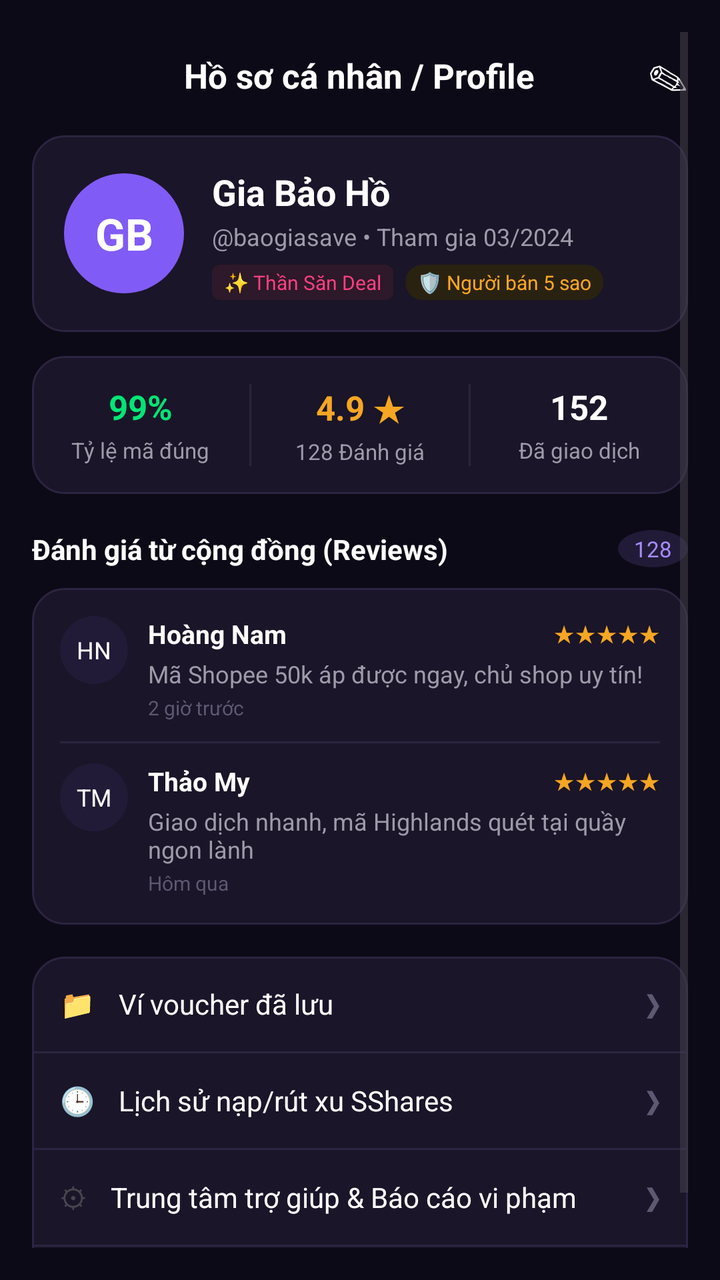
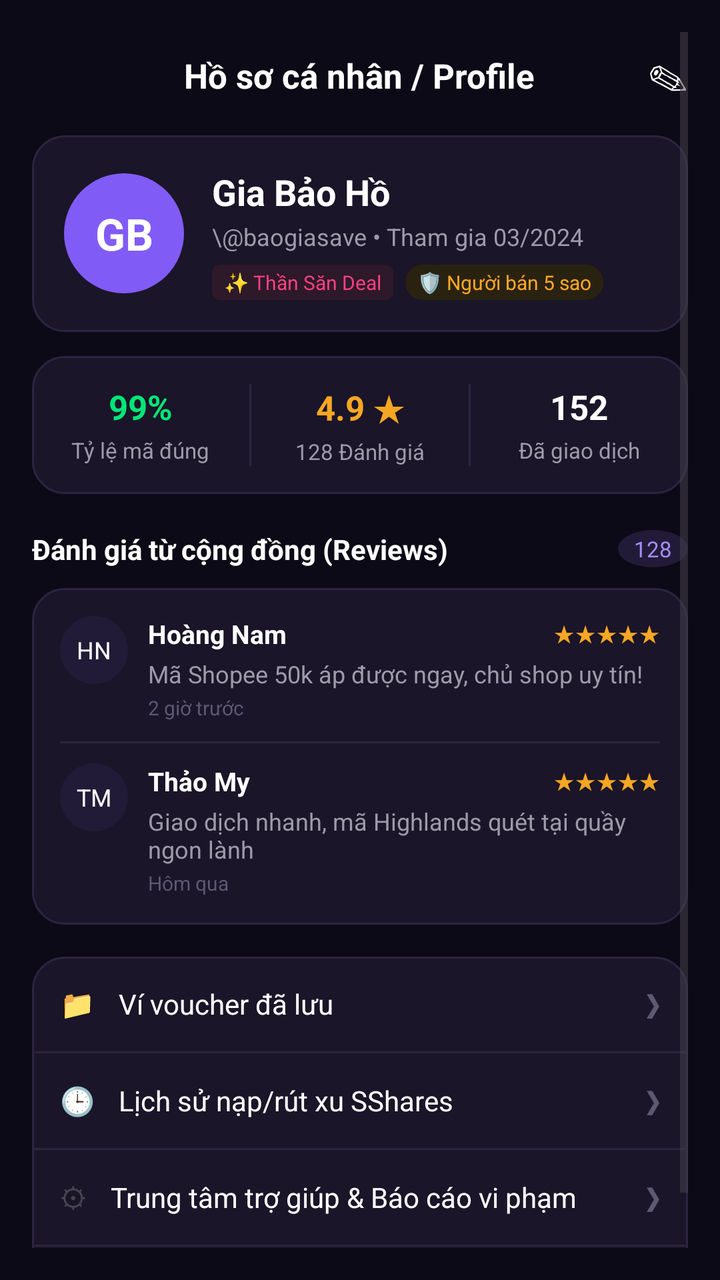

An Android layout rendered at two revisions. The XML below is the earlier revision; the diff shows what the commit changed to produce the second picture.
<!-- AndroidManifest.xml: application theme Theme.SSharing -->
<!-- res/layout/activity_profile.xml -->
<?xml version="1.0" encoding="utf-8"?>
<ScrollView xmlns:android="http://schemas.android.com/apk/res/android"
    android:layout_width="match_parent"
    android:layout_height="match_parent"
    android:background="#0D0A17"
    android:padding="16dp">

    <LinearLayout
        android:layout_width="match_parent"
        android:layout_height="wrap_content"
        android:orientation="vertical">

        
        <RelativeLayout
            android:layout_width="match_parent"
            android:layout_height="wrap_content"
            android:layout_marginTop="8dp">

            <TextView
                android:layout_width="wrap_content"
                android:layout_height="wrap_content"
                android:layout_centerInParent="true"
                android:text="Hồ sơ cá nhân / Profile"
                android:textColor="#FFFFFF"
                android:textSize="17sp"
                android:textStyle="bold" />

            <TextView
                android:layout_width="wrap_content"
                android:layout_height="wrap_content"
                android:layout_alignParentEnd="true"
                android:layout_centerVertical="true"
                android:text="✎"
                android:textColor="#FFFFFF"
                android:textSize="20sp" />
        </RelativeLayout>

        
        <LinearLayout
            android:layout_width="match_parent"
            android:layout_height="wrap_content"
            android:layout_marginTop="16dp"
            android:background="@drawable/bg_card_dark"
            android:gravity="center_vertical"
            android:orientation="horizontal"
            android:padding="16dp">

            <TextView
                android:layout_width="60dp"
                android:layout_height="60dp"
                android:background="@drawable/bg_circle_purple"
                android:gravity="center"
                android:text="GB"
                android:textColor="#FFFFFF"
                android:textSize="22sp"
                android:textStyle="bold" />

            <LinearLayout
                android:layout_width="match_parent"
                android:layout_height="wrap_content"
                android:layout_marginStart="14dp"
                android:orientation="vertical">

                <TextView
                    android:layout_width="wrap_content"
                    android:layout_height="wrap_content"
                    android:text="Gia Bảo Hồ"
                    android:textColor="#FFFFFF"
                    android:textSize="18sp"
                    android:textStyle="bold" />

                <TextView
                    android:layout_width="wrap_content"
                    android:layout_height="wrap_content"
                    android:layout_marginTop="2dp"
                    android:text="@baogiasave • Tham gia 03/2024"
                    android:textColor="#9E9AA9"
                    android:textSize="12sp" />

                <LinearLayout
                    android:layout_width="wrap_content"
                    android:layout_height="wrap_content"
                    android:layout_marginTop="6dp"
                    android:orientation="horizontal">

                    <TextView
                        android:layout_width="wrap_content"
                        android:layout_height="wrap_content"
                        android:background="@drawable/bg_badge_pink"
                        android:paddingHorizontal="6dp"
                        android:paddingVertical="2dp"
                        android:text="✨ Thần Săn Deal"
                        android:textColor="#FF4081"
                        android:textSize="10sp" />

                    <TextView
                        android:layout_width="wrap_content"
                        android:layout_height="wrap_content"
                        android:layout_marginStart="6dp"
                        android:background="@drawable/bg_chip_gold_dark"
                        android:paddingHorizontal="6dp"
                        android:paddingVertical="2dp"
                        android:text="🛡 Người bán 5 sao"
                        android:textColor="#FFA726"
                        android:textSize="10sp" />
                </LinearLayout>
            </LinearLayout>
        </LinearLayout>

        
        <LinearLayout
            android:layout_width="match_parent"
            android:layout_height="wrap_content"
            android:layout_marginTop="12dp"
            android:background="@drawable/bg_card_dark"
            android:orientation="horizontal"
            android:paddingVertical="14dp">

            <LinearLayout
                android:layout_width="0dp"
                android:layout_height="wrap_content"
                android:layout_weight="1"
                android:gravity="center"
                android:orientation="vertical">

                <TextView
                    android:layout_width="wrap_content"
                    android:layout_height="wrap_content"
                    android:text="99%"
                    android:textColor="#00E676"
                    android:textSize="17sp"
                    android:textStyle="bold" />

                <TextView
                    android:layout_width="wrap_content"
                    android:layout_height="wrap_content"
                    android:layout_marginTop="3dp"
                    android:text="Tỷ lệ mã đúng"
                    android:textColor="#9E9AA9"
                    android:textSize="11sp" />
            </LinearLayout>

            <View
                android:layout_width="1dp"
                android:layout_height="match_parent"
                android:background="#2C2442" />

            <LinearLayout
                android:layout_width="0dp"
                android:layout_height="wrap_content"
                android:layout_weight="1"
                android:gravity="center"
                android:orientation="vertical">

                <TextView
                    android:layout_width="wrap_content"
                    android:layout_height="wrap_content"
                    android:text="4.9 ★"
                    android:textColor="#F5A623"
                    android:textSize="17sp"
                    android:textStyle="bold" />

                <TextView
                    android:layout_width="wrap_content"
                    android:layout_height="wrap_content"
                    android:layout_marginTop="3dp"
                    android:text="128 Đánh giá"
                    android:textColor="#9E9AA9"
                    android:textSize="11sp" />
            </LinearLayout>

            <View
                android:layout_width="1dp"
                android:layout_height="match_parent"
                android:background="#2C2442" />

            <LinearLayout
                android:layout_width="0dp"
                android:layout_height="wrap_content"
                android:layout_weight="1"
                android:gravity="center"
                android:orientation="vertical">

                <TextView
                    android:layout_width="wrap_content"
                    android:layout_height="wrap_content"
                    android:text="152"
                    android:textColor="#FFFFFF"
                    android:textSize="17sp"
                    android:textStyle="bold" />

                <TextView
                    android:layout_width="wrap_content"
                    android:layout_height="wrap_content"
                    android:layout_marginTop="3dp"
                    android:text="Đã giao dịch"
                    android:textColor="#9E9AA9"
                    android:textSize="11sp" />
            </LinearLayout>
        </LinearLayout>

        
        <RelativeLayout
            android:layout_width="match_parent"
            android:layout_height="wrap_content"
            android:layout_marginTop="18dp">

            <TextView
                android:layout_width="wrap_content"
                android:layout_height="wrap_content"
                android:text="Đánh giá từ cộng đồng (Reviews)"
                android:textColor="#FFFFFF"
                android:textSize="14sp"
                android:textStyle="bold" />

            <TextView
                android:layout_width="wrap_content"
                android:layout_height="wrap_content"
                android:layout_alignParentEnd="true"
                android:background="@drawable/bg_circle_dark_purple"
                android:paddingHorizontal="8dp"
                android:paddingVertical="2dp"
                android:text="128"
                android:textColor="#A78BFA"
                android:textSize="11sp" />
        </RelativeLayout>

        
        <LinearLayout
            android:layout_width="match_parent"
            android:layout_height="wrap_content"
            android:layout_marginTop="10dp"
            android:background="@drawable/bg_card_dark"
            android:orientation="vertical"
            android:padding="14dp">

            
            <LinearLayout
                android:layout_width="match_parent"
                android:layout_height="wrap_content"
                android:orientation="horizontal">

                <TextView
                    android:layout_width="34dp"
                    android:layout_height="34dp"
                    android:background="@drawable/bg_circle_dark_purple"
                    android:gravity="center"
                    android:text="HN"
                    android:textColor="#FFFFFF"
                    android:textSize="12sp" />

                <LinearLayout
                    android:layout_width="match_parent"
                    android:layout_height="wrap_content"
                    android:layout_marginStart="10dp"
                    android:orientation="vertical">

                    <RelativeLayout
                        android:layout_width="match_parent"
                        android:layout_height="wrap_content">

                        <TextView
                            android:layout_width="wrap_content"
                            android:layout_height="wrap_content"
                            android:text="Hoàng Nam"
                            android:textColor="#FFFFFF"
                            android:textSize="13sp"
                            android:textStyle="bold" />

                        <TextView
                            android:layout_width="wrap_content"
                            android:layout_height="wrap_content"
                            android:layout_alignParentEnd="true"
                            android:text="★★★★★"
                            android:textColor="#F5A623"
                            android:textSize="12sp" />
                    </RelativeLayout>

                    <TextView
                        android:layout_width="wrap_content"
                        android:layout_height="wrap_content"
                        android:layout_marginTop="3dp"
                        android:text="Mã Shopee 50k áp được ngay, chủ shop uy tín!"
                        android:textColor="#9E9AA9"
                        android:textSize="12sp" />

                    <TextView
                        android:layout_width="wrap_content"
                        android:layout_height="wrap_content"
                        android:layout_marginTop="2dp"
                        android:text="2 giờ trước"
                        android:textColor="#5E5873"
                        android:textSize="10sp" />
                </LinearLayout>
            </LinearLayout>

            <View
                android:layout_width="match_parent"
                android:layout_height="1dp"
                android:layout_marginVertical="10dp"
                android:background="#2C2442" />

            
            <LinearLayout
                android:layout_width="match_parent"
                android:layout_height="wrap_content"
                android:orientation="horizontal">

                <TextView
                    android:layout_width="34dp"
                    android:layout_height="34dp"
                    android:background="@drawable/bg_circle_dark_purple"
                    android:gravity="center"
                    android:text="TM"
                    android:textColor="#FFFFFF"
                    android:textSize="12sp" />

                <LinearLayout
                    android:layout_width="match_parent"
                    android:layout_height="wrap_content"
                    android:layout_marginStart="10dp"
                    android:orientation="vertical">

                    <RelativeLayout
                        android:layout_width="match_parent"
                        android:layout_height="wrap_content">

                        <TextView
                            android:layout_width="wrap_content"
                            android:layout_height="wrap_content"
                            android:text="Thảo My"
                            android:textColor="#FFFFFF"
                            android:textSize="13sp"
                            android:textStyle="bold" />

                        <TextView
                            android:layout_width="wrap_content"
                            android:layout_height="wrap_content"
                            android:layout_alignParentEnd="true"
                            android:text="★★★★★"
                            android:textColor="#F5A623"
                            android:textSize="12sp" />
                    </RelativeLayout>

                    <TextView
                        android:layout_width="wrap_content"
                        android:layout_height="wrap_content"
                        android:layout_marginTop="3dp"
                        android:text="Giao dịch nhanh, mã Highlands quét tại quầy ngon lành"
                        android:textColor="#9E9AA9"
                        android:textSize="12sp" />

                    <TextView
                        android:layout_width="wrap_content"
                        android:layout_height="wrap_content"
                        android:layout_marginTop="2dp"
                        android:text="Hôm qua"
                        android:textColor="#5E5873"
                        android:textSize="10sp" />
                </LinearLayout>
            </LinearLayout>
        </LinearLayout>

        
        <LinearLayout
            android:layout_width="match_parent"
            android:layout_height="wrap_content"
            android:layout_marginTop="16dp"
            android:background="@drawable/bg_card_dark"
            android:orientation="vertical">

            <RelativeLayout
                android:layout_width="match_parent"
                android:layout_height="wrap_content"
                android:padding="14dp">

                <TextView
                    android:id="@+id/icMenu1"
                    android:layout_width="wrap_content"
                    android:layout_height="wrap_content"
                    android:text="📁" />

                <TextView
                    android:layout_width="wrap_content"
                    android:layout_height="wrap_content"
                    android:layout_marginStart="12dp"
                    android:layout_toEndOf="@id/icMenu1"
                    android:text="Ví voucher đã lưu"
                    android:textColor="#FFFFFF"
                    android:textSize="14sp" />

                <TextView
                    android:layout_width="wrap_content"
                    android:layout_height="wrap_content"
                    android:layout_alignParentEnd="true"
                    android:text="❯"
                    android:textColor="#5E5873" />
            </RelativeLayout>

            <View
                android:layout_width="match_parent"
                android:layout_height="1dp"
                android:background="#2C2442" />

            <RelativeLayout
                android:layout_width="match_parent"
                android:layout_height="wrap_content"
                android:padding="14dp">

                <TextView
                    android:id="@+id/icMenu2"
                    android:layout_width="wrap_content"
                    android:layout_height="wrap_content"
                    android:text="🕒" />

                <TextView
                    android:layout_width="wrap_content"
                    android:layout_height="wrap_content"
                    android:layout_marginStart="12dp"
                    android:layout_toEndOf="@id/icMenu2"
                    android:text="Lịch sử nạp/rút xu SShares"
                    android:textColor="#FFFFFF"
                    android:textSize="14sp" />

                <TextView
                    android:layout_width="wrap_content"
                    android:layout_height="wrap_content"
                    android:layout_alignParentEnd="true"
                    android:text="❯"
                    android:textColor="#5E5873" />
            </RelativeLayout>

            <View
                android:layout_width="match_parent"
                android:layout_height="1dp"
                android:background="#2C2442" />

            <RelativeLayout
                android:layout_width="match_parent"
                android:layout_height="wrap_content"
                android:padding="14dp">

                <TextView
                    android:id="@+id/icMenu3"
                    android:layout_width="wrap_content"
                    android:layout_height="wrap_content"
                    android:text="⚙" />

                <TextView
                    android:layout_width="wrap_content"
                    android:layout_height="wrap_content"
                    android:layout_marginStart="12dp"
                    android:layout_toEndOf="@id/icMenu3"
                    android:text="Trung tâm trợ giúp &amp; Báo cáo vi phạm"
                    android:textColor="#FFFFFF"
                    android:textSize="14sp" />

                <TextView
                    android:layout_width="wrap_content"
                    android:layout_height="wrap_content"
                    android:layout_alignParentEnd="true"
                    android:text="❯"
                    android:textColor="#5E5873" />
            </RelativeLayout>

            <View
                android:layout_width="match_parent"
                android:layout_height="1dp"
                android:background="#2C2442" />

            <RelativeLayout
                android:layout_width="match_parent"
                android:layout_height="wrap_content"
                android:padding="14dp">

                <TextView
                    android:id="@+id/icMenu4"
                    android:layout_width="wrap_content"
                    android:layout_height="wrap_content"
                    android:text="🚪" />

                <TextView
                    android:layout_width="wrap_content"
                    android:layout_height="wrap_content"
                    android:layout_marginStart="12dp"
                    android:layout_toEndOf="@id/icMenu4"
                    android:text="Đăng xuất"
                    android:textColor="#FF4081"
                    android:textSize="14sp"
                    android:textStyle="bold" />
            </RelativeLayout>
        </LinearLayout>
    </LinearLayout>
</ScrollView>
<!-- resources referenced by this layout -->
<resources>
  <!-- drawable bg_badge_pink (drawable) -->
  <shape xmlns:android="http://schemas.android.com/apk/res/android">
      <solid android:color="#2D1929" />
      <corners android:radius="4dp" />
  </shape>
  <!-- drawable bg_card_dark (drawable) -->
  <?xml version="1.0" encoding="utf-8"?>
  <shape xmlns:android="http://schemas.android.com/apk/res/android">
      <solid android:color="#1A1528" />
      <corners android:radius="16dp" />
      <stroke android:width="1dp" android:color="#2C2442" />
  </shape>
  <!-- drawable bg_chip_gold_dark (drawable) -->
  <?xml version="1.0" encoding="utf-8"?>
  <shape xmlns:android="http://schemas.android.com/apk/res/android">
      <solid android:color="#2A2211" />
      <corners android:radius="12dp" />
  </shape>
  <!-- drawable bg_circle_dark_purple (drawable) -->
  <?xml version="1.0" encoding="utf-8"?>
  <shape xmlns:android="http://schemas.android.com/apk/res/android" android:shape="oval">
      <solid android:color="#211B38" />
  </shape>
  <!-- drawable bg_circle_purple (drawable) -->
  <shape xmlns:android="http://schemas.android.com/apk/res/android" android:shape="oval">
      <solid android:color="#815BF5" />
  </shape>
  <style name="Theme.SSharing" parent="Base.Theme.SSharing" />
  <style name="Base.Theme.SSharing" parent="Theme.Material3.DayNight.NoActionBar">
          
          
      </style>
</resources>

<!-- the commit's change to res/layout/activity_profile.xml (unified diff, before → after) -->
@@ -73,7 +73,7 @@
                     android:layout_width="wrap_content"
                     android:layout_height="wrap_content"
                     android:layout_marginTop="2dp"
-                    android:text="@baogiasave • Tham gia 03/2024"
+                    android:text="\@baogiasave • Tham gia 03/2024"
                     android:textColor="#9E9AA9"
                     android:textSize="12sp" />
 
